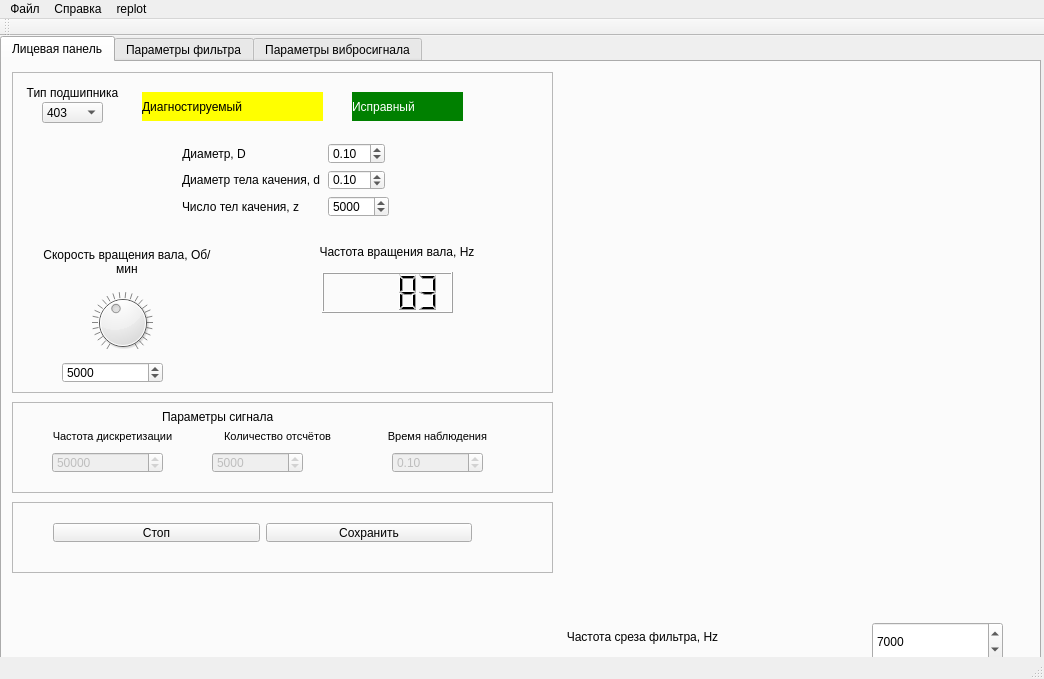
First picture: the form in vibrostand/mainwindow96dpi.ui, repository victorcrimea/vibrostand_laboratory, before the edit.
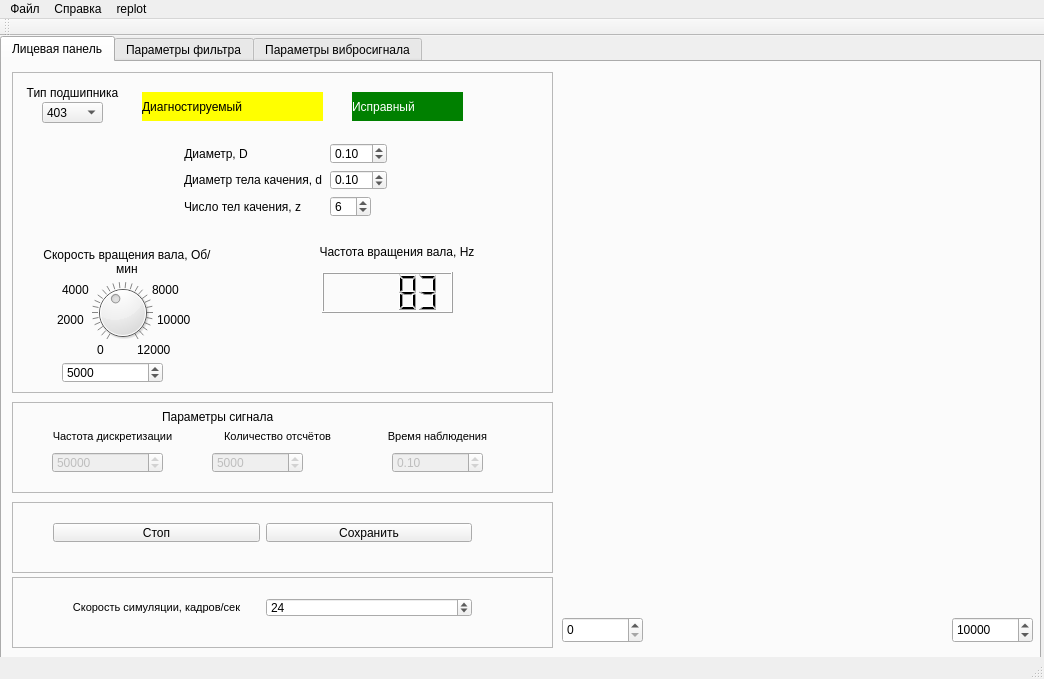
Second picture: the form after the edit. Custom widgets are drawn as their Qt base class.

```diff
--- a/vibrostand/mainwindow96dpi.ui
+++ b/vibrostand/mainwindow96dpi.ui
@@ -335,11 +335,14 @@
        <property name="geometry">
         <rect>
          <x>60</x>
-         <y>220</y>
+         <y>210</y>
          <width>101</width>
          <height>61</height>
         </rect>
        </property>
+       <property name="minimum">
+        <number>100</number>
+       </property>
        <property name="maximum">
         <number>12000</number>
        </property>
@@ -596,54 +599,111 @@
         <item row="2" column="1">
          <widget class="QSpinBox" name="spinBox_8">
           <property name="maximum">
-           <number>10000</number>
+           <number>10</number>
           </property>
           <property name="value">
-           <number>5000</number>
+           <number>6</number>
           </property>
          </widget>
         </item>
        </layout>
       </widget>
+      <widget class="QLabel" name="label_7">
+       <property name="geometry">
+        <rect>
+         <x>85</x>
+         <y>270</y>
+         <width>16</width>
+         <height>16</height>
+        </rect>
+       </property>
+       <property name="text">
+        <string>0</string>
+       </property>
+      </widget>
+      <widget class="QLabel" name="label_9">
+       <property name="geometry">
+        <rect>
+         <x>125</x>
+         <y>270</y>
+         <width>41</width>
+         <height>16</height>
+        </rect>
+       </property>
+       <property name="text">
+        <string>12000</string>
+       </property>
+      </widget>
+      <widget class="QLabel" name="label_18">
+       <property name="geometry">
+        <rect>
+         <x>145</x>
+         <y>240</y>
+         <width>41</width>
+         <height>16</height>
+        </rect>
+       </property>
+       <property name="text">
+        <string>10000</string>
+       </property>
+      </widget>
+      <widget class="QLabel" name="label_19">
+       <property name="geometry">
+        <rect>
+         <x>45</x>
+         <y>240</y>
+         <width>41</width>
+         <height>16</height>
+        </rect>
+       </property>
+       <property name="text">
+        <string>2000</string>
+       </property>
+      </widget>
+      <widget class="QLabel" name="label_20">
+       <property name="geometry">
+        <rect>
+         <x>50</x>
+         <y>210</y>
+         <width>41</width>
+         <height>16</height>
+        </rect>
+       </property>
+       <property name="text">
+        <string>4000</string>
+       </property>
+      </widget>
+      <widget class="QLabel" name="label_29">
+       <property name="geometry">
+        <rect>
+         <x>140</x>
+         <y>210</y>
+         <width>41</width>
+         <height>16</height>
+        </rect>
+       </property>
+       <property name="text">
+        <string>8000</string>
+       </property>
+      </widget>
      </widget>
-     <widget class="QLabel" name="label_29">
+     <widget class="QSpinBox" name="right_bound">
       <property name="geometry">
        <rect>
-        <x>550</x>
-        <y>560</y>
-        <width>181</width>
-        <height>29</height>
+        <x>950</x>
+        <y>555</y>
+        <width>81</width>
+        <height>26</height>
        </rect>
       </property>
-      <property name="font">
-       <font>
-        <pointsize>9</pointsize>
-       </font>
-      </property>
-      <property name="text">
-       <string>Частота среза фильтра, Hz</string>
-      </property>
-      <property name="alignment">
-       <set>Qt::AlignCenter</set>
-      </property>
-      <property name="wordWrap">
-       <bool>true</bool>
-      </property>
-     </widget>
-     <widget class="QSpinBox" name="spinBox_10">
-      <property name="geometry">
-       <rect>
-        <x>870</x>
-        <y>560</y>
-        <width>131</width>
-        <height>39</height>
-       </rect>
+      <property name="minimum">
+       <number>100</number>
       </property>
       <property name="maximum">
-       <number>100000</number>
+       <number>20000</number>
       </property>
       <property name="value">
-       <number>7000</number>
+       <number>10000</number>
       </property>
      </widget>
      <widget class="QCustomPlot" name="signal_hist" native="true">
@@ -656,6 +716,92 @@
        </rect>
       </property>
      </widget>
+     <widget class="QFrame" name="frame_10">
+      <property name="geometry">
+       <rect>
+        <x>10</x>
+        <y>515</y>
+        <width>541</width>
+        <height>71</height>
+       </rect>
+      </property>
+      <property name="frameShape">
+       <enum>QFrame::StyledPanel</enum>
+      </property>
+      <property name="frameShadow">
+       <enum>QFrame::Raised</enum>
+      </property>
+      <widget class="QWidget" name="layoutWidget_3">
+       <property name="geometry">
+        <rect>
+         <x>30</x>
+         <y>10</y>
+         <width>441</width>
+         <height>41</height>
+        </rect>
+       </property>
+       <layout class="QHBoxLayout" name="horizontalLayout_5">
+        <item>
+         <widget class="QLabel" name="label_17">
+          <property name="font">
+           <font>
+            <pointsize>8</pointsize>
+           </font>
+          </property>
+          <property name="text">
+           <string>Скорость симуляции, кадров/сек</string>
+          </property>
+          <property name="alignment">
+           <set>Qt::AlignCenter</set>
+          </property>
+          <property name="wordWrap">
+           <bool>true</bool>
+          </property>
+         </widget>
+        </item>
+        <item>
+         <widget class="QSpinBox" name="desiredFPS">
+          <property name="font">
+           <font>
+            <pointsize>9</pointsize>
+           </font>
+          </property>
+          <property name="minimum">
+           <number>0</number>
+          </property>
+          <property name="maximum">
+           <number>1000</number>
+          </property>
+          <property name="singleStep">
+           <number>1</number>
+          </property>
+          <property name="value">
+           <number>24</number>
+          </property>
+         </widget>
+        </item>
+       </layout>
+      </widget>
+     </widget>
+     <widget class="QSpinBox" name="left_bound">
+      <property name="geometry">
+       <rect>
+        <x>560</x>
+        <y>555</y>
+        <width>81</width>
+        <height>26</height>
+       </rect>
+      </property>
+      <property name="minimum">
+       <number>0</number>
+      </property>
+      <property name="maximum">
+       <number>20000</number>
+      </property>
+      <property name="value">
+       <number>0</number>
+      </property>
+     </widget>
     </widget>
     <widget class="QWidget" name="tab_2">
      <attribute name="title">
@@ -804,18 +950,17 @@
          <height>39</height>
         </rect>
        </property>
-      </widget>
-      <widget class="QLabel" name="label_7">
-       <property name="geometry">
-        <rect>
-         <x>10</x>
-         <y>30</y>
-         <width>96</width>
-         <height>29</height>
-        </rect>
+       <property name="minimum">
+        <number>10</number>
        </property>
-       <property name="text">
-        <string>Название</string>
+       <property name="maximum">
+        <number>20000</number>
+       </property>
+       <property name="singleStep">
+        <number>100</number>
+       </property>
+       <property name="value">
+        <number>5000</number>
        </property>
       </widget>
       <widget class="QLabel" name="label_8">
@@ -831,19 +976,6 @@
         <string>Тип фильтра</string>
        </property>
       </widget>
-      <widget class="QLabel" name="label_9">
-       <property name="geometry">
-        <rect>
-         <x>10</x>
-         <y>120</y>
-         <width>121</width>
-         <height>29</height>
-        </rect>
-       </property>
-       <property name="text">
-        <string>Выбор окна</string>
-       </property>
-      </widget>
       <widget class="QLabel" name="label_10">
        <property name="geometry">
         <rect>
```
Left out of the diff: 212 changed lines with no effect on the pictures.
